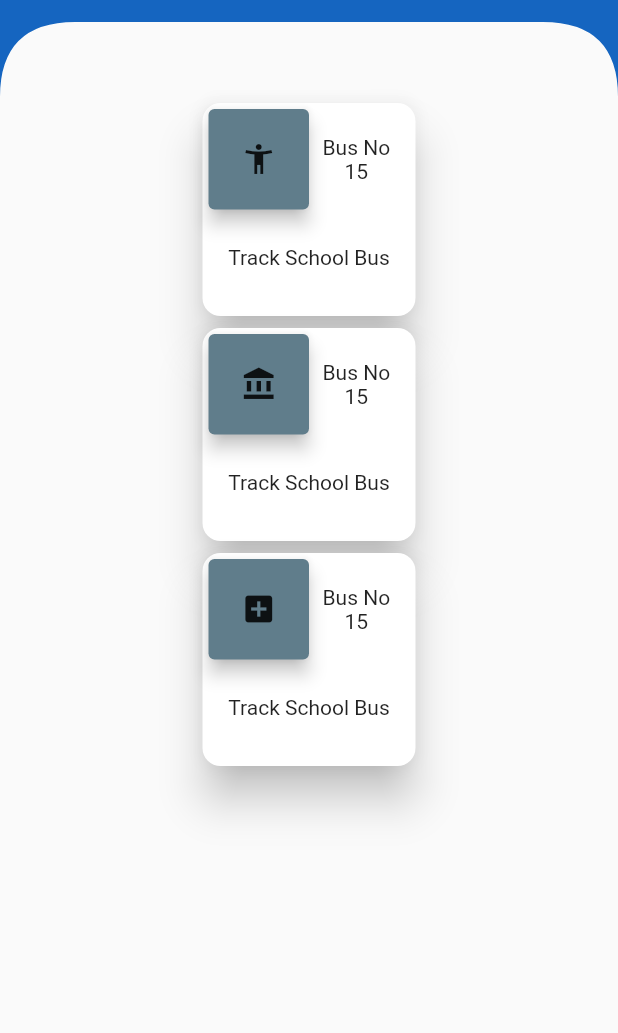
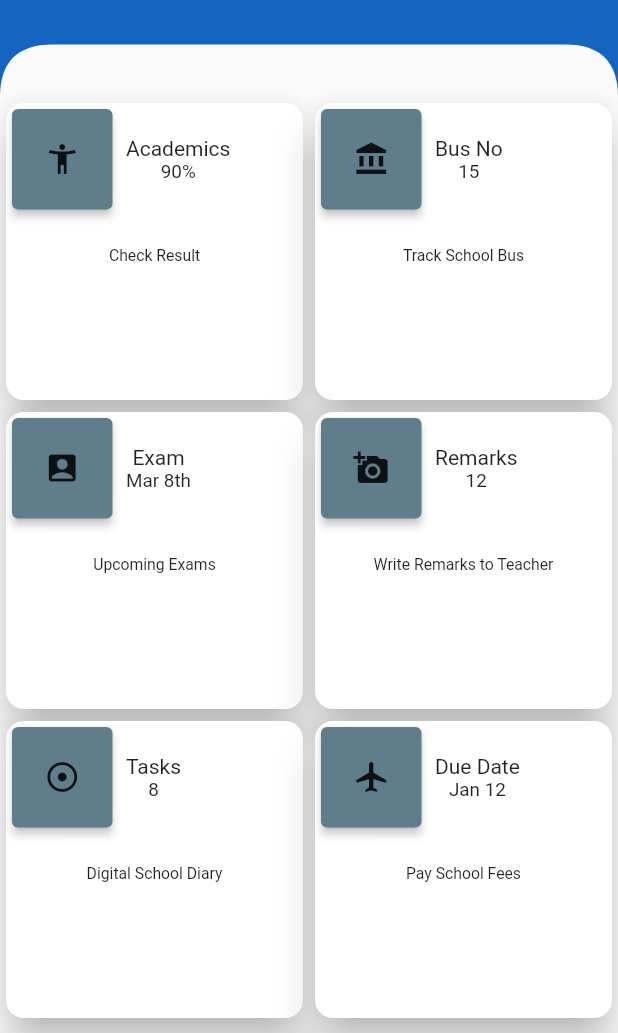
Before and after one commit to jijo0465/parent_app, a Flutter app: the HomeScreen screen opened directly, on a phone screen of 412 x 824 dp, the part 203-1236 px from its top. Run offline on Flutter 3.47's test engine with Material 2 defaults, Android fonts, the phone set to English and light mode, and no system bars; our stand-ins replace shared_preferences; accounts and stored records are empty; Roboto replaces fonts that are missing (Montserrat).

```diff
--- a/lib/components/digi_appbar.dart
+++ b/lib/components/digi_appbar.dart
@@ -76,7 +76,7 @@ class DigiAppbar extends StatelessWidget {
 class BackgroundClipper extends CustomClipper<Path> {
   @override
   Path getClip(Size size) {
-    var roundnessFactor = 50.0;
+    var roundnessFactor = 35.0;
     var path = Path();
     path.moveTo(0, 0);
     path.lineTo(0, size.height);
--- a/lib/components/digi_menu_card.dart
+++ b/lib/components/digi_menu_card.dart
@@ -2,15 +2,18 @@ import 'package:flutter/material.dart';
 
 class DigiMenuCard extends StatelessWidget {
   const DigiMenuCard(
-      {Key key, this.menuIcon, this.title, this.subtitle, this.value})
+      {Key key, this.menuIcon, this.title, this.subtitle, this.value, this.onPressed})
       : super(key: key);
   final IconData menuIcon;
   final String title, subtitle, value;
+  final VoidCallback onPressed;
 
   @override
   Widget build(BuildContext context) {
-    return SizedBox(
-      width: 150,
+    return GestureDetector(
+        onTap: onPressed,
+        child: SizedBox(
+        width: 159,
         height: 150,
         child: Card(
             shape:
@@ -24,18 +27,19 @@ class DigiMenuCard extends StatelessWidget {
                         width: 75,
                         height: 75,
                         child: Card(
-                          elevation: 5,
+                            elevation: 2.5,
                             color: Colors.blueGrey,
                             child: Icon(menuIcon))),
                     Container(
                         padding: EdgeInsets.only(left: 5),
                         child: Column(
-                          children: <Widget>[Text(title), Text(subtitle)]))
+                            children: <Widget>[Text(title), Text(subtitle,textScaleFactor: 0.90)]))
                   ],
                 ),
-              Container(padding: EdgeInsets.only(top: 20), child: Text(value)),
+                Container(padding: EdgeInsets.only(top: 20), child: Text(value,textScaleFactor: 0.75,)),
               ],
             )),
+      ),
     );
   }
 }
--- a/lib/main.dart
+++ b/lib/main.dart
@@ -1,5 +1,6 @@
 import 'package:flutter/material.dart';
 import 'package:parent_app/redirect.dart';
+import 'package:parent_app/screens/result_screen.dart';
 import 'package:parent_app/states/login_state.dart';
 import 'package:parent_app/states/user_state.dart';
 import 'package:provider/provider.dart';
@@ -30,7 +31,7 @@ class ParentApp extends StatelessWidget {
           home: Redirect(),
           routes: <String, WidgetBuilder>{
             '/home': (context) => Redirect(),
-            // 'buyer_home': (context) => BuyerHomeScreen(),
+            '/result': (context) => ResultScreen(),
             // 'login': (context) => PhoneLoginScreen(),
             // 'owner_form': (context)=> OwnerFormScreen(),
             // 'buyer_form': (context)=> BuyerFormScreen(),
--- a/lib/screens/home_screen.dart
+++ b/lib/screens/home_screen.dart
@@ -1,31 +1,100 @@
 import 'package:flutter/material.dart';
 import 'package:parent_app/components/digi_appbar.dart';
 import 'package:parent_app/components/digi_menu_card.dart';
+import 'package:parent_app/screens/result_screen.dart';
 
 class HomeScreen extends StatelessWidget {
   const HomeScreen({Key key}) : super(key: key);
-
   @override
+  static final List<IconData> _menuIcons = [
+    Icons.accessibility_new,
+    Icons.account_balance,
+    Icons.account_box,
+    Icons.add_a_photo,
+    Icons.adjust,
+    Icons.airplanemode_active
+  ];
+  static final List<Map<String, String>> _menuInfo = [
+    {'title': 'Academics', 'subtitle': '90%', 'value': 'Check Result'},
+    {'title': 'Bus No', 'subtitle': '15', 'value': 'Track School Bus'},
+    {'title': 'Exam', 'subtitle': 'Mar 8th', 'value': 'Upcoming Exams'},
+    {'title': 'Remarks', 'subtitle': '12', 'value': 'Write Remarks to Teacher'},
+    {'title': 'Tasks', 'subtitle': '8', 'value': 'Digital School Diary'},
+    {'title': 'Due Date', 'subtitle': 'Jan 12', 'value': 'Pay School Fees'}
+  ];
   Widget build(BuildContext context) {
     //return SliverAppBar()
     return Scaffold(
-        body: Column(children: [
-          DigiAppbar(),
-          DigiMenuCard(
-              menuIcon: Icons.accessibility_new,
-              title: 'Bus No',
-              subtitle: '15',
-              value: 'Track School Bus'),
-          DigiMenuCard(
-              menuIcon: Icons.account_balance,
-              title: 'Bus No',
-              subtitle: '15',
-              value: 'Track School Bus'),
-          DigiMenuCard(
-              menuIcon: Icons.add_box,
-              title: 'Bus No',
-              subtitle: '15',
-              value: 'Track School Bus'),
-        ]));
+        body:
+        Column(children: [
+      DigiAppbar(),
+      Expanded(
+        child: GridView.count(
+          crossAxisCount: 2,
+          shrinkWrap: true,
+          children:
+            List.generate(6, (index){
+              return DigiMenuCard(
+                  onPressed: (){
+                    Navigator.of(context).pushNamed('/result');
+                  },
+                  menuIcon: _menuIcons[index], //_menuIcons(index),
+                  title: _menuInfo[index]['title'], //'Bus No',
+                  subtitle: _menuInfo[index]['subtitle'],
+                  value: _menuInfo[index]['value']);
+            }),
+        ),
+      )
+
+      // StaggeredGridView.countBuilder(
+      //   crossAxisCount: 2,
+      //   itemCount: _menuIcons.length,
+      //   reverse: true,
+      //   physics: ScrollPhysics(),
+      //   itemBuilder: (BuildContext context, int index) => new Container(
+      //       child: DigiMenuCard(
+      //           menuIcon: _menuIcons[index], //_menuIcons(index),
+      //           title: _menuInfo[index]['title'], //'Bus No',
+      //           subtitle: _menuInfo[index]['subtitle'],
+      //           value: _menuInfo[index]['value'])),
+      //   staggeredTileBuilder: (int index) => new StaggeredTile.count(1, 1),
+      //   //mainAxisSpacing: 5.0,
+      //   //crossAxisSpacing: 5.0,
+      //   shrinkWrap: true,
+      // ),
+      //   SliverGrid.count(
+      //     crossAxisCount: 2,
+      //     childAspectRatio: 4,
+      //     children:[DigiMenuCard(
+      //             menuIcon: _menuIcons[0], //_menuIcons(index),
+      //             title: _menuInfo[0]['title'], //'Bus No',
+      //             subtitle: _menuInfo[0]['subtitle'],
+      //             value: _menuInfo[0]['value']),
+      //             DigiMenuCard(
+      //             menuIcon: _menuIcons[1], //_menuIcons(index),
+      //             title: _menuInfo[1]['title'], //'Bus No',
+      //             subtitle: _menuInfo[1]['subtitle'],
+      //             value: _menuInfo[1]['value']),
+      //             DigiMenuCard(
+      //             menuIcon: _menuIcons[2], //_menuIcons(index),
+      //             title: _menuInfo[2]['title'], //'Bus No',
+      //             subtitle: _menuInfo[2]['subtitle'],
+      //             value: _menuInfo[2]['value']),
+      //             DigiMenuCard(
+      //             menuIcon: _menuIcons[3], //_menuIcons(index),
+      //             title: _menuInfo[3]['title'], //'Bus No',
+      //             subtitle: _menuInfo[3]['subtitle'],
+      //             value: _menuInfo[3]['value'])])
+    ]));
   }
+  // DigiMenuCard(
+  //     menuIcon: Icons.account_balance,
+  //     title: 'Bus No',
+  //     subtitle: '15',
+  //     value: 'Track School Bus'),
+  // DigiMenuCard(
+  //     menuIcon: Icons.add_box,
+  //     title: 'Bus No',
+  //     subtitle: '15',
+  //     value: 'Track School Bus'),}
 }
--- a/pubspec.yaml
+++ b/pubspec.yaml
@@ -26,6 +26,7 @@ dependencies:
   cupertino_icons: ^0.1.3
   shared_preferences: ^0.5.6+3
   provider: ^4.0.4
+  flutter_staggered_grid_view: ^0.2.7
 
 dev_dependencies:
   flutter_test:
```
Also changed, not shown: lib/components/digi_subject_bar.dart (added, +42 -0 lines), lib/screens/result_screen.dart (added, +67 -0 lines), pubspec.lock. Lines whose indentation alone changed are shown as unchanged.
